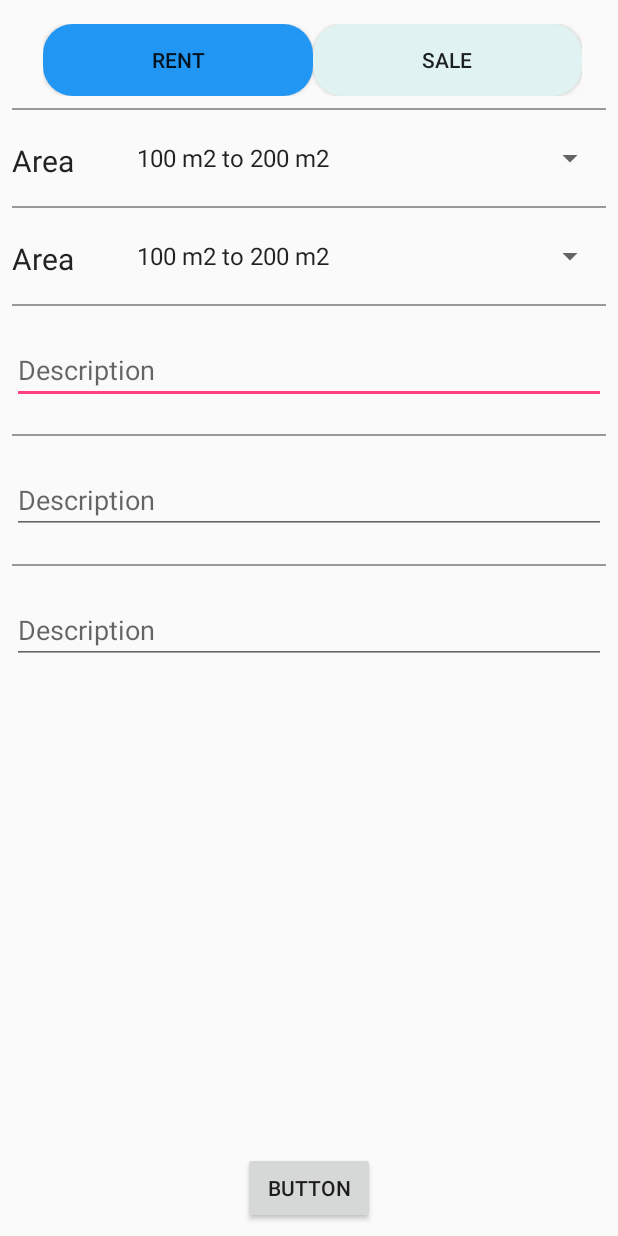
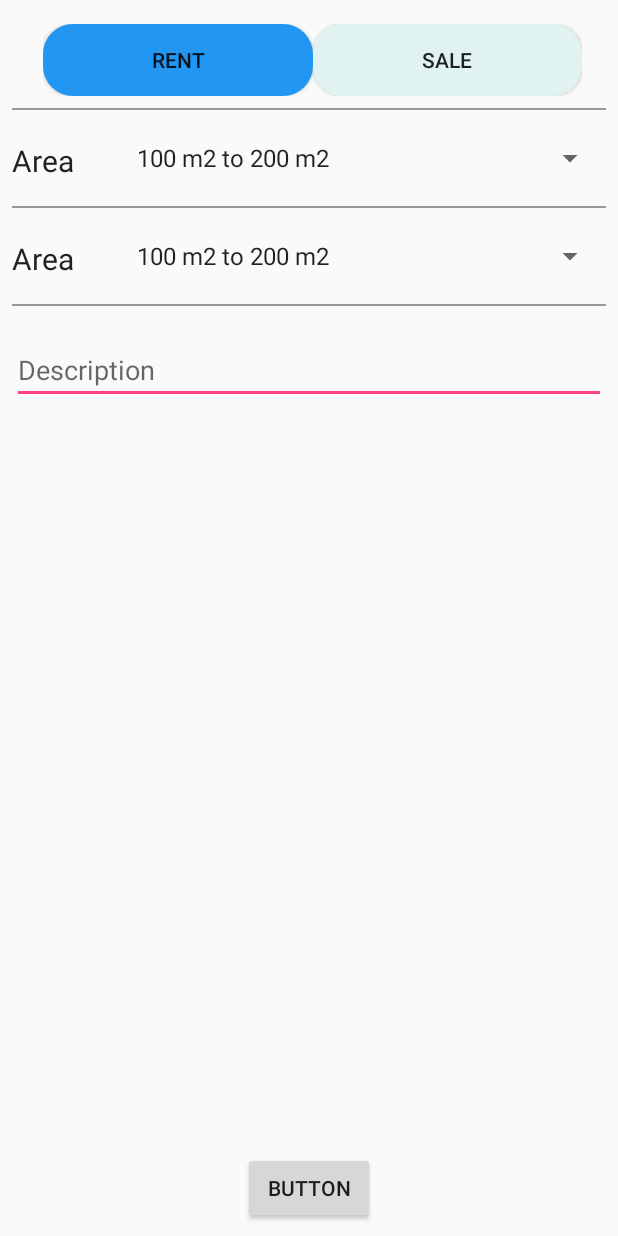
Before and after one commit to osama-i-muhammed/EditText-1, an Android app: the screen it shows after launch (DesingTEST), on a phone screen of 412 x 824 dp. Run offline under Robolectric (Android 15) with nearby library versions, the phone set to English and light mode, and no system bars.

Commit message:
first project23

```diff
--- a/app/src/main/res/layout/activity_desing_test.xml
+++ b/app/src/main/res/layout/activity_desing_test.xml
@@ -168,66 +168,6 @@
 
             </LinearLayout>
 
-            <LinearLayout
-                android:layout_width="match_parent"
-                android:layout_height="1dp"
-                android:background="#999"
-                android:orientation="horizontal">
-
-
-        </LinearLayout>
-
-            <LinearLayout
-                android:layout_width="match_parent"
-                android:layout_height="wrap_content"
-                android:orientation="horizontal"
-                android:paddingBottom="20dp"
-                android:paddingTop="20dp">
-
-
-                <EditText
-
-                    android:id="@+id/ett"
-                    android:layout_width="match_parent"
-                    android:layout_height="wrap_content"
-                    android:layout_gravity="left|center_vertical"
-                    android:layout_weight="1"
-                    android:hint="@string/Description"
-                    android:inputType="text|textMultiLine"
-                    android:maxLength="200" />
-
-            </LinearLayout>
-
-            <LinearLayout
-                android:layout_width="match_parent"
-                android:layout_height="1dp"
-                android:background="#999"
-                android:orientation="horizontal">
-
-
-        </LinearLayout>
-
-            <LinearLayout
-                android:layout_width="match_parent"
-                android:layout_height="wrap_content"
-                android:orientation="horizontal"
-                android:paddingBottom="20dp"
-                android:paddingTop="20dp">
-
-
-                <EditText
-
-                    android:id="@+id/ett"
-                    android:layout_width="match_parent"
-                    android:layout_height="wrap_content"
-                    android:layout_gravity="left|center_vertical"
-                    android:layout_weight="1"
-                    android:hint="@string/Description"
-                    android:inputType="text|textMultiLine"
-                    android:maxLength="200" />
-
-            </LinearLayout>
-
 
         </LinearLayout>
     </ScrollView>
```
